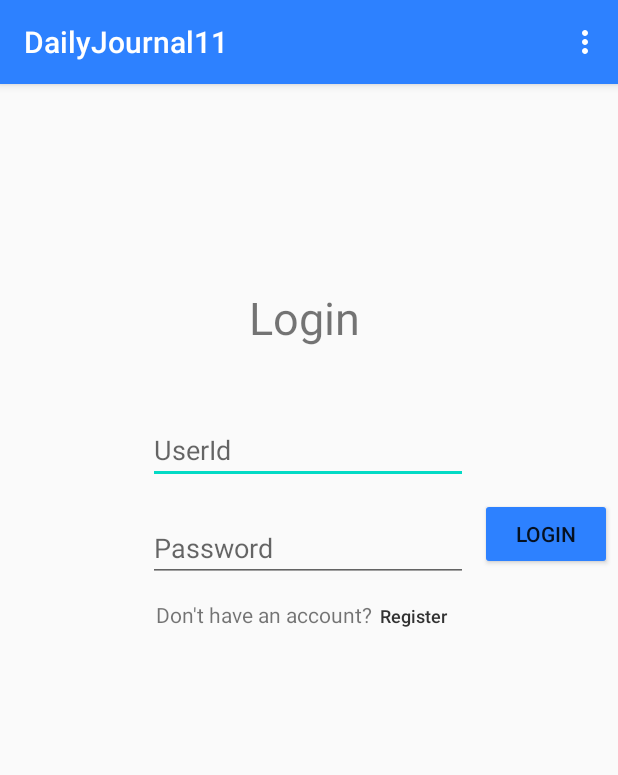
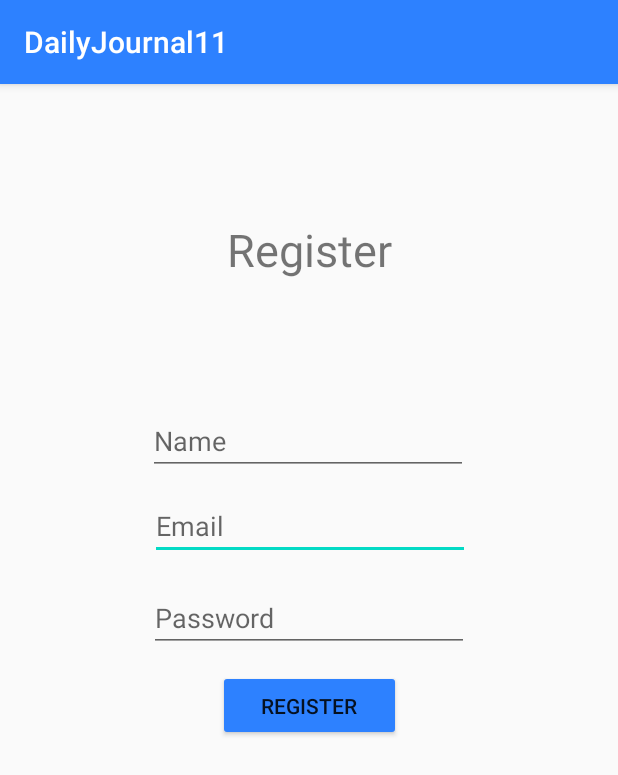
Before and after one commit to JonDoerr/Daily-Journal-11, an Android app: the screen it shows after launch (MainActivity before the commit, RegisterActivity after it), after a tap on "Register", on a phone screen of 412 x 824 dp. Shown: the top 775 px of the screen. Run offline under Robolectric (Android 15) with nearby library versions, the phone set to English and light mode, and no system bars; our stand-ins replace Firebase (no records; nobody signed in at launch, a user with empty details on screens opened directly).

Commit message:
almost finished login

```diff
--- a/DailyJournal11/app/build.gradle
+++ b/DailyJournal11/app/build.gradle
@@ -31,7 +31,7 @@ dependencies {
     implementation 'androidx.core:core-ktx:1.3.2'
     implementation 'androidx.appcompat:appcompat:1.2.0'
     implementation 'androidx.constraintlayout:constraintlayout:2.0.2'
-    implementation 'com.google.firebase:firebase-auth:19.4.0'
+    implementation 'com.google.firebase:firebase-auth:20.0.1'
     implementation 'com.google.firebase:firebase-database:19.5.0'
     implementation 'com.google.firebase:firebase-storage:19.2.0'
     testImplementation 'junit:junit:4.12'
--- a/DailyJournal11/app/src/main/AndroidManifest.xml
+++ b/DailyJournal11/app/src/main/AndroidManifest.xml
@@ -16,6 +16,11 @@
         <activity android:name=".MainActivity">
             <intent-filter>
                 <action android:name="android.intent.action.MAIN" />
+                <category android:name="android.intent.category.LAUNCHER" />
+            </intent-filter>
+        </activity>
+        <activity android:name=".RegisterActivity">
+            <intent-filter>
                 <category android:name="android.intent.category.LAUNCHER" />
             </intent-filter>
         </activity>
--- a/DailyJournal11/app/src/main/java/com/example/dailyjournal11/Journals.kt
+++ b/DailyJournal11/app/src/main/java/com/example/dailyjournal11/Journals.kt
@@ -15,6 +15,7 @@ import android.widget.Toast
 import androidx.appcompat.app.AppCompatActivity
 import androidx.fragment.app.DialogFragment
 import androidx.fragment.app.FragmentManager
+import com.google.firebase.auth.FirebaseAuth
 import com.google.firebase.database.*
 import java.time.LocalDateTime
 import java.time.format.DateTimeFormatter
@@ -116,6 +117,11 @@ class Journals : AppCompatActivity() {
             val intent = Intent(this@Journals, JournalOptions::class.java)
             startActivity(intent)
             return true
+        } else if (id == R.id.logout) {
+            FirebaseAuth.getInstance().signOut()
+            val intent = Intent(this@Journals, MainActivity::class.java)
+            startActivity(intent)
+            return true
         }
         return super.onOptionsItemSelected(item)
     }
--- a/DailyJournal11/app/src/main/java/com/example/dailyjournal11/MainActivity.kt
+++ b/DailyJournal11/app/src/main/java/com/example/dailyjournal11/MainActivity.kt
@@ -3,32 +3,140 @@ package com.example.dailyjournal11
 import android.app.AlertDialog
 import android.app.Dialog
 import android.content.Intent
-import androidx.appcompat.app.AppCompatActivity
 import android.os.Bundle
 import android.util.Log
+import android.view.KeyEvent
 import android.view.Menu
 import android.view.MenuItem
 import android.widget.Button
+import android.widget.TextView
 import android.widget.Toast
+import androidx.appcompat.app.AppCompatActivity
 import androidx.fragment.app.DialogFragment
+import com.google.firebase.auth.*
+
 
 class MainActivity : AppCompatActivity() {
+
+    private lateinit var mAuth: FirebaseAuth
+    private lateinit var userID: TextView
+    private lateinit var userPass: TextView
+    private lateinit var errorTextView: TextView
+    private lateinit var passTextView: TextView
+
     override fun onCreate(savedInstanceState: Bundle?) {
         super.onCreate(savedInstanceState)
         setContentView(R.layout.login_layout)
 
+        // Initialize firebase
+        mAuth = FirebaseAuth.getInstance()
+
+        userID = findViewById(R.id.editTextTextUserId)
+        userPass = findViewById(R.id.editTextTextPassword)
+        errorTextView = findViewById(R.id.errorTextView)
+        passTextView = findViewById(R.id.editTextTextPassword)
+
+        // Make it so hitting the enter key logs in
+        passTextView.setOnKeyListener { v, keyCode, event ->
+            if ((event.action == KeyEvent.ACTION_DOWN) && (keyCode == KeyEvent.KEYCODE_ENTER)) {
+                login()
+                true
+            }
+            false
+        }
+
         var registerButtonView = findViewById<Button>(R.id.registerButton)
         registerButtonView.setOnClickListener {
-            Toast.makeText(applicationContext, "clicked register", Toast.LENGTH_SHORT).show() //TODO remove this
+//            Toast.makeText(applicationContext, "clicked register", Toast.LENGTH_SHORT).show() //TODO remove this
+            val intent = Intent(this@MainActivity, RegisterActivity::class.java)
+            startActivity(intent)
         }
 
         var loginButtonView = findViewById<Button>(R.id.loginButton)
         loginButtonView.setOnClickListener {
-            Toast.makeText(applicationContext, "clicked login", Toast.LENGTH_SHORT).show() //TODO remove this
+//            Toast.makeText(applicationContext, "clicked login", Toast.LENGTH_SHORT).show() //TODO remove this
+            login()
+        }
+    }
+
+    private fun login() {
+        signIn(userID.text.toString(), userPass.text.toString())
+    }
+
+    override fun onStart() {
+        super.onStart()
+        // Check if user is signed in (non-null) and update UI accordingly.
+        val currentUser = mAuth.currentUser
+        checkLogin(currentUser)
+    }
+
+    private fun checkLogin(user: FirebaseUser?) {
+        if (user != null) {
+            Toast.makeText(applicationContext, "logged in", Toast.LENGTH_SHORT).show() //TODO remove this
             val intent = Intent(this@MainActivity, Journals::class.java)
             startActivity(intent)
+        } else {
+            Toast.makeText(applicationContext, "not logged in", Toast.LENGTH_SHORT).show() //TODO remove this
         }
     }
+
+    private fun signIn(email: String, password: String) {
+        if (email != "" && password != "") {
+            mAuth.signInWithEmailAndPassword(email, password)
+                .addOnCompleteListener(
+                    this
+                ) { task ->
+                    if (task.isSuccessful) {
+                        // Sign in success, update UI with the signed-in user's information
+                        Log.d(TAG, "signInWithEmail:success")
+                        val user = mAuth.currentUser
+                        checkLogin(user)
+                    } else {
+                        val localizedMessage = task.exception!!.localizedMessage
+//                        val error = task.exception!! as FirebaseAuthException
+//                        val errorCode = error.errorCode
+
+                        // If sign in fails, display a message to the user.
+                        Log.w(TAG, "signInWithEmail:failure", task.exception)
+                        errorTextView.text = "Error: $localizedMessage"
+
+                        checkLogin(null)
+                    }
+
+                    // ...
+                }
+        } else {
+            Toast.makeText(
+                this@MainActivity,
+                "Please enter a username and password", Toast.LENGTH_LONG
+            ).show()
+        }
+    }
+
+    private fun createAccount(email: String, password: String) {
+        mAuth.createUserWithEmailAndPassword(email, password)
+            .addOnCompleteListener(
+                this
+            ) { task ->
+                if (task.isSuccessful) {
+                    // Sign in success, update UI with the signed-in user's information
+                    Log.d(TAG, "createUserWithEmail:success")
+                    val user = mAuth.currentUser
+                    checkLogin(user)
+                } else {
+                    // If sign in fails, display a message to the user.
+                    Log.w(TAG, "createUserWithEmail:failure", task.exception)
+                    Toast.makeText(
+                        this@MainActivity, "Authentication failed.",
+                        Toast.LENGTH_SHORT
+                    ).show()
+                    checkLogin(null)
+                }
+
+                // ...
+            }
+    }
+
 
     /**
      * For the options menu in the top right part of the screen. Nothing additional needs to be done
@@ -59,7 +167,7 @@ class MainActivity : AppCompatActivity() {
     }
 
     companion object {
-        val TAG = "DailyJournalTAG"
+        const val TAG = "DailyJournalTAG"
     }
 
 }
--- /dev/null
+++ b/DailyJournal11/app/src/main/java/com/example/dailyjournal11/RegisterActivity.kt
@@ -0,0 +1,109 @@
+package com.example.dailyjournal11
+
+import android.app.AlertDialog
+import android.app.Dialog
+import android.content.Intent
+import android.os.Bundle
+import android.util.Log
+import android.view.KeyEvent
+import android.view.Menu
+import android.view.MenuItem
+import android.widget.Button
+import android.widget.TextView
+import android.widget.Toast
+import androidx.appcompat.app.AppCompatActivity
+import androidx.fragment.app.DialogFragment
+import com.google.firebase.auth.*
+
+
+class RegisterActivity : AppCompatActivity() {
+
+    private lateinit var mAuth: FirebaseAuth
+    private lateinit var userName: TextView
+    private lateinit var userID: TextView
+    private lateinit var userPass: TextView
+    private lateinit var errorTextView: TextView
+    private lateinit var passTextView: TextView
+
+    override fun onCreate(savedInstanceState: Bundle?) {
+        super.onCreate(savedInstanceState)
+        setContentView(R.layout.register_layout)
+
+        // Initialize firebase
+        mAuth = FirebaseAuth.getInstance()
+
+        userName = findViewById(R.id.editTextTextName)
+        userID = findViewById(R.id.editTextTextUserId)
+        userPass = findViewById(R.id.editTextTextPassword)
+        errorTextView = findViewById(R.id.errorTextView)
+        passTextView = findViewById(R.id.editTextTextPassword)
+
+        // Make it so hitting the enter key hits register button
+        passTextView.setOnKeyListener { v, keyCode, event ->
+            if ((event.action == KeyEvent.ACTION_DOWN) && (keyCode == KeyEvent.KEYCODE_ENTER)) {
+                register()
+                true
+            }
+            false
+        }
+
+        var registerButtonView = findViewById<Button>(R.id.registerButton)
+        registerButtonView.setOnClickListener {
+//            Toast.makeText(applicationContext, "clicked register", Toast.LENGTH_SHORT).show() //TODO remove this
+            register()
+        }
+
+    }
+
+    private fun register() {
+        createAccount(userName.text.toString(), userID.text.toString(), userPass.text.toString())
+    }
+
+    override fun onStart() {
+        super.onStart()
+        // Check if user is signed in (non-null) and update UI accordingly.
+        val currentUser = mAuth.currentUser
+        checkLogin(currentUser)
+    }
+
+    private fun checkLogin(user: FirebaseUser?) {
+        if (user != null) {
+            Toast.makeText(applicationContext, "logged in", Toast.LENGTH_SHORT).show() //TODO remove this
+            val intent = Intent(this@RegisterActivity, Journals::class.java)
+            startActivity(intent)
+        } else {
+            Toast.makeText(applicationContext, "not logged in", Toast.LENGTH_SHORT).show() //TODO remove this
+        }
+    }
+
+    private fun createAccount(name: String, email: String, password: String) {
+        mAuth.createUserWithEmailAndPassword(email, password)
+            .addOnCompleteListener(
+                this
+            ) { task ->
+                if (task.isSuccessful) {
+                    // Sign in success, update UI with the signed-in user's information
+                    Log.d(TAG, "createUserWithEmail:success")
+
+                    var changeRequest = UserProfileChangeRequest.Builder().setDisplayName(name).build()
+                    mAuth.currentUser?.updateProfile(changeRequest)
+
+                    val user = mAuth.currentUser
+                    checkLogin(user)
+                } else {
+                    // If sign in fails, display a message to the user.
+                    Log.w(TAG, "createUserWithEmail:failure", task.exception)
+                    val localizedMessage = task.exception!!.localizedMessage
+                    errorTextView.text = "Error: $localizedMessage"
+                    checkLogin(null)
+                }
+
+            }
+    }
+
+
+    companion object {
+        const val TAG = "DailyJournalTAG"
+    }
+
+}
--- /dev/null
+++ b/DailyJournal11/app/src/main/res/layout/register_layout.xml
@@ -0,0 +1,85 @@
+<?xml version="1.0" encoding="utf-8"?>
+<androidx.constraintlayout.widget.ConstraintLayout xmlns:android="http://schemas.android.com/apk/res/android"
+    xmlns:app="http://schemas.android.com/apk/res-auto"
+    xmlns:tools="http://schemas.android.com/tools"
+    android:layout_width="match_parent"
+    android:layout_height="match_parent"
+    tools:context=".MainActivity">
+
+    <TextView
+        android:id="@+id/textView"
+        android:layout_width="147dp"
+        android:layout_height="42dp"
+        android:text="Register"
+        android:textAlignment="center"
+        android:textSize="30sp"
+        app:layout_constraintBottom_toBottomOf="parent"
+        app:layout_constraintEnd_toEndOf="parent"
+        app:layout_constraintLeft_toLeftOf="parent"
+        app:layout_constraintRight_toRightOf="parent"
+        app:layout_constraintStart_toStartOf="parent"
+        app:layout_constraintTop_toTopOf="parent"
+        app:layout_constraintVertical_bias="0.124" />
+
+    <EditText
+        android:id="@+id/editTextTextUserId"
+        android:layout_width="wrap_content"
+        android:layout_height="wrap_content"
+        android:layout_marginTop="11dp"
+        android:ems="10"
+        android:hint="Email"
+        android:inputType="textNoSuggestions|textWebEmailAddress|textPersonName"
+        app:layout_constraintEnd_toEndOf="parent"
+        app:layout_constraintHorizontal_bias="0.502"
+        app:layout_constraintStart_toStartOf="parent"
+        app:layout_constraintTop_toBottomOf="@+id/editTextTextName" />
+
+    <EditText
+        android:id="@+id/editTextTextName"
+        android:layout_width="wrap_content"
+        android:layout_height="wrap_content"
+        android:layout_marginTop="16dp"
+        android:ems="10"
+        android:hint="Name"
+        android:inputType="textNoSuggestions|textCapWords|textPersonName"
+        app:layout_constraintEnd_toEndOf="parent"
+        app:layout_constraintHorizontal_bias="0.497"
+        app:layout_constraintStart_toStartOf="parent"
+        app:layout_constraintTop_toBottomOf="@+id/errorTextView" />
+
+    <TextView
+        android:id="@+id/errorTextView"
+        android:layout_width="329dp"
+        android:layout_height="53dp"
+        android:layout_marginTop="14dp"
+        android:text=""
+        android:textAlignment="center"
+        android:textColor="#F44336"
+        app:layout_constraintEnd_toEndOf="parent"
+        app:layout_constraintStart_toStartOf="parent"
+        app:layout_constraintTop_toBottomOf="@+id/textView" />
+
+    <EditText
+        android:id="@+id/editTextTextPassword"
+        android:layout_width="wrap_content"
+        android:layout_height="wrap_content"
+        android:layout_marginTop="16dp"
+        android:ems="10"
+        android:hint="Password"
+        android:inputType="textPassword"
+        app:layout_constraintEnd_toEndOf="parent"
+        app:layout_constraintStart_toStartOf="parent"
+        app:layout_constraintTop_toBottomOf="@+id/editTextTextUserId" />
+
+    <Button
+        android:id="@+id/registerButton"
+        android:layout_width="122dp"
+        android:layout_height="47dp"
+        android:layout_marginTop="12dp"
+        android:backgroundTint="@color/colorPrimary"
+        android:text="Register"
+        app:layout_constraintEnd_toEndOf="parent"
+        app:layout_constraintStart_toStartOf="parent"
+        app:layout_constraintTop_toBottomOf="@+id/editTextTextPassword" />
+
+</androidx.constraintlayout.widget.ConstraintLayout>
--- a/DailyJournal11/app/src/main/res/menu/journal_menu.xml
+++ b/DailyJournal11/app/src/main/res/menu/journal_menu.xml
@@ -7,4 +7,7 @@
         android:title="More Information"
         android:onClick="displayDialog">
     </item>
+    <item android:id="@+id/logout"
+        android:title="Logout">
+    </item>
 </menu>
```
Also changed, not shown: DailyJournal11/app/src/main/res/layout/login_layout.xml (+18 -5 lines).
